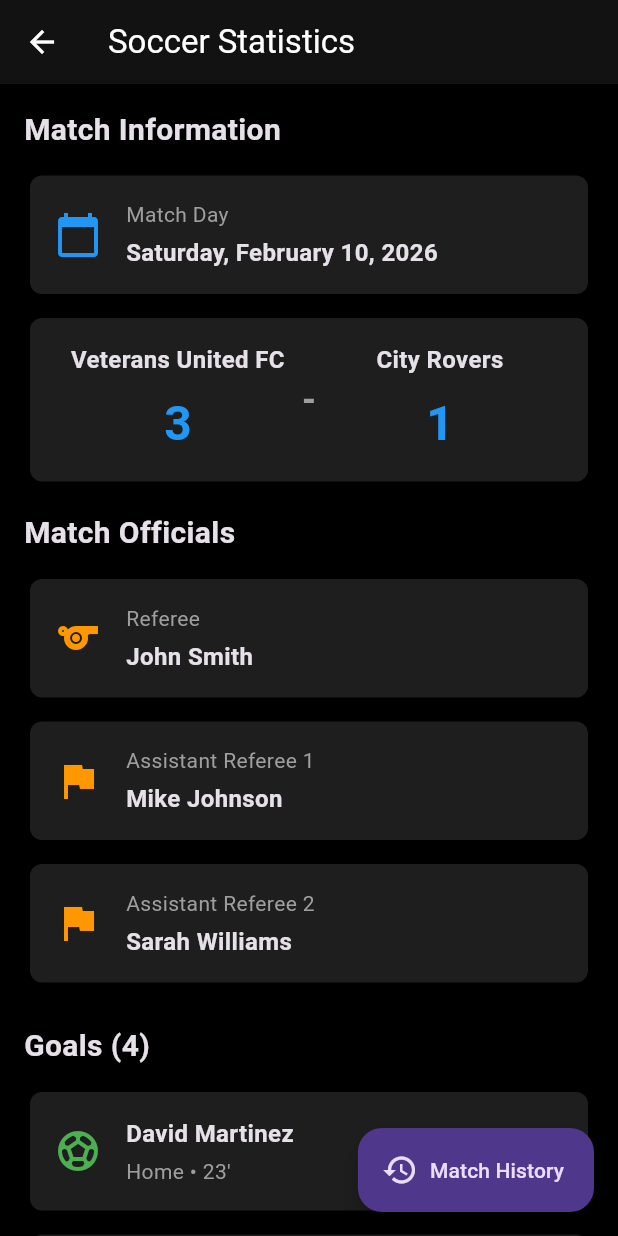
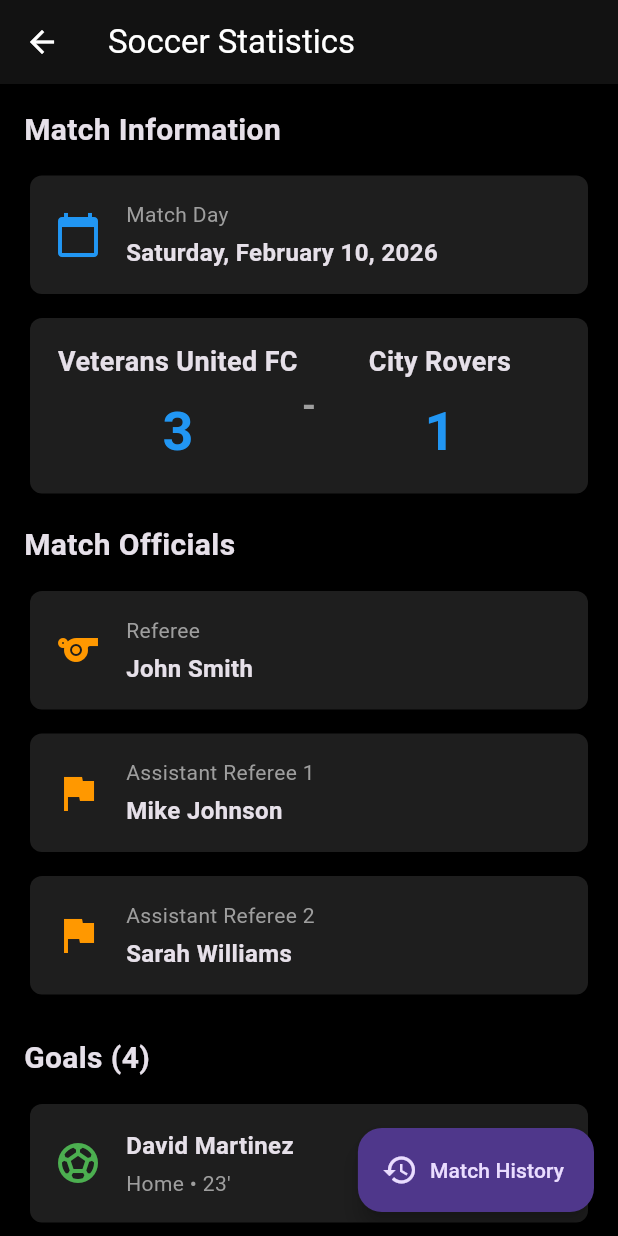
Before and after one commit to beetsolutions/veteran-app, a Flutter app: the SoccerStatisticsScreen screen opened directly, on a phone screen of 412 x 824 dp. Run offline on Flutter 3.47's test engine with Material 3 defaults, Android fonts, the phone set to English and light mode, and no system bars; our stand-ins replace flutter_secure_storage, share_plus, video_player; accounts and stored records are empty; network calls fail.

Commit message:
Add responsive layout to home tab and soccer statistics screen
Co-authored-by: beetsolutions <10226675+beetsolutions@users.noreply.github.com>

```diff
--- a/lib/screens/soccer_statistics_screen.dart
+++ b/lib/screens/soccer_statistics_screen.dart
@@ -2,6 +2,7 @@ import 'package:flutter/material.dart';
 import '../models/soccer_match.dart';
 import 'soccer_match_history_screen.dart';
 import '../data/repositories/soccer_repository.dart';
+import '../utils/responsive_utils.dart';
 
 class SoccerStatisticsScreen extends StatefulWidget {
   final SoccerRepository? soccerRepository;
@@ -87,7 +88,9 @@ class _SoccerStatisticsScreenState extends State<SoccerStatisticsScreen> {
                   ? const Center(child: Text('No match data available'))
                   : SingleChildScrollView(
                       child: Padding(
-                        padding: const EdgeInsets.all(16.0),
+                        padding: EdgeInsets.all(
+                          ResponsiveUtils.getPadding(context, mobile: 16.0, tablet: 24.0, desktop: 32.0)
+                        ),
                         child: Column(
                           crossAxisAlignment: CrossAxisAlignment.start,
                           children: [
@@ -195,10 +198,16 @@ class _SoccerStatisticsScreenState extends State<SoccerStatisticsScreen> {
   }
 
   Widget _buildSectionHeader(String title) {
+    final fontSize = ResponsiveUtils.getFontSize(
+      context,
+      mobile: 20.0,
+      tablet: 22.0,
+      desktop: 24.0,
+    );
     return Text(
       title,
-      style: const TextStyle(
-        fontSize: 20,
+      style: TextStyle(
+        fontSize: fontSize,
         fontWeight: FontWeight.bold,
       ),
     );
@@ -210,30 +219,61 @@ class _SoccerStatisticsScreenState extends State<SoccerStatisticsScreen> {
     required String title,
     required String value,
   }) {
+    final padding = ResponsiveUtils.getPadding(
+      context,
+      mobile: 16.0,
+      tablet: 20.0,
+      desktop: 24.0,
+    );
+    final iconSize = ResponsiveUtils.getIconSize(
+      context,
+      mobile: 32.0,
+      tablet: 36.0,
+      desktop: 40.0,
+    );
+    final spacing = ResponsiveUtils.getSpacing(
+      context,
+      mobile: 16.0,
+      tablet: 18.0,
+      desktop: 20.0,
+    );
+    final titleFontSize = ResponsiveUtils.getFontSize(
+      context,
+      mobile: 14.0,
+      tablet: 15.0,
+      desktop: 16.0,
+    );
+    final valueFontSize = ResponsiveUtils.getFontSize(
+      context,
+      mobile: 16.0,
+      tablet: 18.0,
+      desktop: 20.0,
+    );
+
     return Card(
       elevation: 2,
       child: Padding(
-        padding: const EdgeInsets.all(16.0),
+        padding: EdgeInsets.all(padding),
         child: Row(
           children: [
-            Icon(icon, color: iconColor, size: 32),
-            const SizedBox(width: 16),
+            Icon(icon, color: iconColor, size: iconSize),
+            SizedBox(width: spacing),
             Expanded(
               child: Column(
                 crossAxisAlignment: CrossAxisAlignment.start,
                 children: [
                   Text(
                     title,
-                    style: const TextStyle(
-                      fontSize: 14,
+                    style: TextStyle(
+                      fontSize: titleFontSize,
                       color: Colors.grey,
                     ),
                   ),
                   const SizedBox(height: 4),
                   Text(
                     value,
-                    style: const TextStyle(
-                      fontSize: 16,
+                    style: TextStyle(
+                      fontSize: valueFontSize,
                       fontWeight: FontWeight.w600,
                     ),
                   ),
@@ -253,30 +293,61 @@ class _SoccerStatisticsScreenState extends State<SoccerStatisticsScreen> {
     required String minute,
     required String team,
   }) {
+    final padding = ResponsiveUtils.getPadding(
+      context,
+      mobile: 16.0,
+      tablet: 20.0,
+      desktop: 24.0,
+    );
+    final iconSize = ResponsiveUtils.getIconSize(
+      context,
+      mobile: 32.0,
+      tablet: 36.0,
+      desktop: 40.0,
+    );
+    final spacing = ResponsiveUtils.getSpacing(
+      context,
+      mobile: 16.0,
+      tablet: 18.0,
+      desktop: 20.0,
+    );
+    final nameFontSize = ResponsiveUtils.getFontSize(
+      context,
+      mobile: 16.0,
+      tablet: 17.0,
+      desktop: 18.0,
+    );
+    final detailFontSize = ResponsiveUtils.getFontSize(
+      context,
+      mobile: 14.0,
+      tablet: 15.0,
+      desktop: 16.0,
+    );
+
     return Card(
       elevation: 2,
       child: Padding(
-        padding: const EdgeInsets.all(16.0),
+        padding: EdgeInsets.all(padding),
         child: Row(
           children: [
-            Icon(icon, color: iconColor, size: 32),
-            const SizedBox(width: 16),
+            Icon(icon, color: iconColor, size: iconSize),
+            SizedBox(width: spacing),
             Expanded(
               child: Column(
                 crossAxisAlignment: CrossAxisAlignment.start,
                 children: [
                   Text(
                     playerName,
-                    style: const TextStyle(
-                      fontSize: 16,
+                    style: TextStyle(
+                      fontSize: nameFontSize,
                       fontWeight: FontWeight.w600,
                     ),
                   ),
                   const SizedBox(height: 4),
                   Text(
                     '$team • $minute',
-                    style: const TextStyle(
-                      fontSize: 14,
+                    style: TextStyle(
+                      fontSize: detailFontSize,
                       color: Colors.grey,
                     ),
                   ),
@@ -297,38 +368,69 @@ class _SoccerStatisticsScreenState extends State<SoccerStatisticsScreen> {
     required String team,
     required String reason,
   }) {
+    final padding = ResponsiveUtils.getPadding(
+      context,
+      mobile: 16.0,
+      tablet: 20.0,
+      desktop: 24.0,
+    );
+    final iconSize = ResponsiveUtils.getIconSize(
+      context,
+      mobile: 32.0,
+      tablet: 36.0,
+      desktop: 40.0,
+    );
+    final spacing = ResponsiveUtils.getSpacing(
+      context,
+      mobile: 16.0,
+      tablet: 18.0,
+      desktop: 20.0,
+    );
+    final nameFontSize = ResponsiveUtils.getFontSize(
+      context,
+      mobile: 16.0,
+      tablet: 17.0,
+      desktop: 18.0,
+    );
+    final detailFontSize = ResponsiveUtils.getFontSize(
+      context,
+      mobile: 14.0,
+      tablet: 15.0,
+      desktop: 16.0,
+    );
+
     return Card(
       elevation: 2,
       child: Padding(
-        padding: const EdgeInsets.all(16.0),
+        padding: EdgeInsets.all(padding),
         child: Row(
           children: [
-            Icon(icon, color: iconColor, size: 32),
-            const SizedBox(width: 16),
+            Icon(icon, color: iconColor, size: iconSize),
+            SizedBox(width: spacing),
             Expanded(
               child: Column(
                 crossAxisAlignment: CrossAxisAlignment.start,
                 children: [
                   Text(
                     playerName,
-                    style: const TextStyle(
-                      fontSize: 16,
+                    style: TextStyle(
+                      fontSize: nameFontSize,
                       fontWeight: FontWeight.w600,
                     ),
                   ),
                   const SizedBox(height: 4),
                   Text(
                     '$team • $minute',
-                    style: const TextStyle(
-                      fontSize: 14,
+                    style: TextStyle(
+                      fontSize: detailFontSize,
                       color: Colors.grey,
                     ),
                   ),
                   const SizedBox(height: 4),
                   Text(
                     reason,
-                    style: const TextStyle(
-                      fontSize: 13,
+                    style: TextStyle(
+                      fontSize: detailFontSize - 1,
                       color: Colors.grey,
                       fontStyle: FontStyle.italic,
                     ),
@@ -343,10 +445,29 @@ class _SoccerStatisticsScreenState extends State<SoccerStatisticsScreen> {
   }
 
   Widget _buildScoreCard() {
+    final padding = ResponsiveUtils.getPadding(
+      context,
+      mobile: 16.0,
+      tablet: 20.0,
+      desktop: 24.0,
+    );
+    final teamFontSize = ResponsiveUtils.getFontSize(
+      context,
+      mobile: 18.0,
+      tablet: 20.0,
+      desktop: 22.0,
+    );
+    final scoreFontSize = ResponsiveUtils.getFontSize(
+      context,
+      mobile: 36.0,
+      tablet: 40.0,
+      desktop: 44.0,
+    );
+
     return Card(
       elevation: 2,
       child: Padding(
-        padding: const EdgeInsets.all(16.0),
+        padding: EdgeInsets.all(padding),
         child: Row(
           mainAxisAlignment: MainAxisAlignment.spaceEvenly,
           children: [
@@ -355,8 +476,8 @@ class _SoccerStatisticsScreenState extends State<SoccerStatisticsScreen> {
                 children: [
                   Text(
                     _currentMatch!.homeTeam,
-                    style: const TextStyle(
-                      fontSize: 16,
+                    style: TextStyle(
+                      fontSize: teamFontSize,
                       fontWeight: FontWeight.w600,
                     ),
                     textAlign: TextAlign.center,
@@ -364,8 +485,8 @@ class _SoccerStatisticsScreenState extends State<SoccerStatisticsScreen> {
                   const SizedBox(height: 8),
                   Text(
                     '${_currentMatch!.homeScore}',
-                    style: const TextStyle(
-                      fontSize: 32,
+                    style: TextStyle(
+                      fontSize: scoreFontSize,
                       fontWeight: FontWeight.bold,
                       color: Colors.blue,
                     ),
@@ -373,10 +494,10 @@ class _SoccerStatisticsScreenState extends State<SoccerStatisticsScreen> {
                 ],
               ),
             ),
-            const Text(
+            Text(
               '-',
               style: TextStyle(
-                fontSize: 24,
+                fontSize: teamFontSize + 6,
                 fontWeight: FontWeight.bold,
                 color: Colors.grey,
               ),
@@ -386,8 +507,8 @@ class _SoccerStatisticsScreenState extends State<SoccerStatisticsScreen> {
                 children: [
                   Text(
                     _currentMatch!.awayTeam,
-                    style: const TextStyle(
-                      fontSize: 16,
+                    style: TextStyle(
+                      fontSize: teamFontSize,
                       fontWeight: FontWeight.w600,
                     ),
                     textAlign: TextAlign.center,
@@ -395,8 +516,8 @@ class _SoccerStatisticsScreenState extends State<SoccerStatisticsScreen> {
                   const SizedBox(height: 8),
                   Text(
                     '${_currentMatch!.awayScore}',
-                    style: const TextStyle(
-                      fontSize: 32,
+                    style: TextStyle(
+                      fontSize: scoreFontSize,
                       fontWeight: FontWeight.bold,
                       color: Colors.blue,
                     ),
--- a/lib/screens/tab_screens/home_tab.dart
+++ b/lib/screens/tab_screens/home_tab.dart
@@ -15,6 +15,7 @@ import '../../data/repositories/news_repository.dart';
 import '../../data/api/api_client.dart';
 import '../../data/api/auth_api.dart';
 import '../../providers/user_provider.dart';
+import '../../utils/responsive_utils.dart';
 
 class HomeTab extends StatefulWidget {
   final OfficialsRepository? officialsRepository;
@@ -249,10 +250,12 @@ class _HomeTabState extends State<HomeTab> {
                   child: Column(
                     crossAxisAlignment: CrossAxisAlignment.start,
                     children: [
-                      const SizedBox(height: 16),
+                      SizedBox(height: ResponsiveUtils.getSpacing(context, mobile: 16.0, tablet: 20.0, desktop: 24.0)),
                       // Statistics Section
                       Padding(
-                        padding: const EdgeInsets.symmetric(horizontal: 16),
+                        padding: EdgeInsets.symmetric(
+                          horizontal: ResponsiveUtils.getPadding(context, mobile: 16.0, tablet: 24.0, desktop: 32.0)
+                        ),
                         child: Row(
                           children: [
                             Expanded(
@@ -263,7 +266,7 @@ class _HomeTabState extends State<HomeTab> {
                                 iconColor: Colors.blue,
                               ),
                             ),
-                            const SizedBox(width: 16),
+                            SizedBox(width: ResponsiveUtils.getSpacing(context, mobile: 16.0, tablet: 20.0, desktop: 24.0)),
                             Expanded(
                               child: StatCard(
                                 title: 'Account Balance',
@@ -275,7 +278,7 @@ class _HomeTabState extends State<HomeTab> {
                           ],
                         ),
                       ),
-                      const SizedBox(height: 24),
+                      SizedBox(height: ResponsiveUtils.getSpacing(context, mobile: 24.0, tablet: 28.0, desktop: 32.0)),
 
                       // Officials Section
                       SectionHeader(
```
